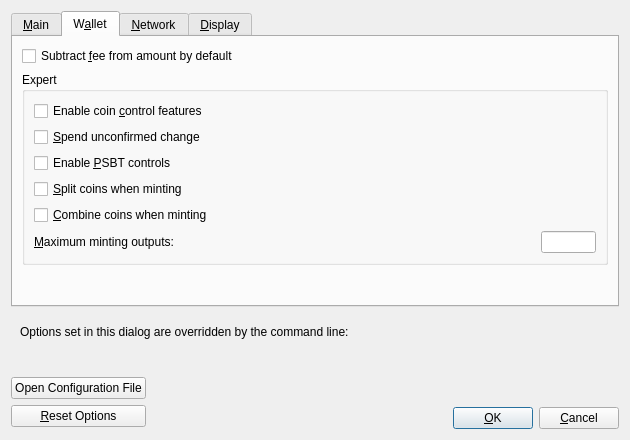
Old version of the form src/qt/forms/optionsdialog.ui in the repository belovachap/RePeer.
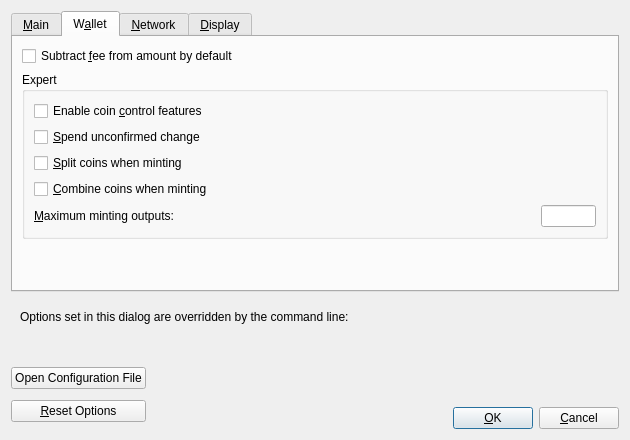
New version of the form. The open tabs and pages were chosen to show the change. Custom widgets are drawn as their Qt base class.

Commit message: feat: remove PSBT controls option from options dialog

```diff
--- a/src/qt/forms/optionsdialog.ui
+++ b/src/qt/forms/optionsdialog.ui
@@ -192,16 +192,6 @@
             </property>
            </widget>
           </item>
-          <item>
-           <widget class="QCheckBox" name="m_enable_psbt_controls">
-            <property name="text">
-             <string extracomment="An options window setting to enable PSBT controls.">Enable &amp;PSBT controls</string>
-            </property>
-            <property name="toolTip">
-             <string extracomment="Tooltip text for options window setting that enables PSBT controls.">Whether to show PSBT controls.</string>
-            </property>
-           </widget>
-          </item>
           <item>
            <widget class="QCheckBox" name="splitCoins">
             <property name="toolTip">
```
